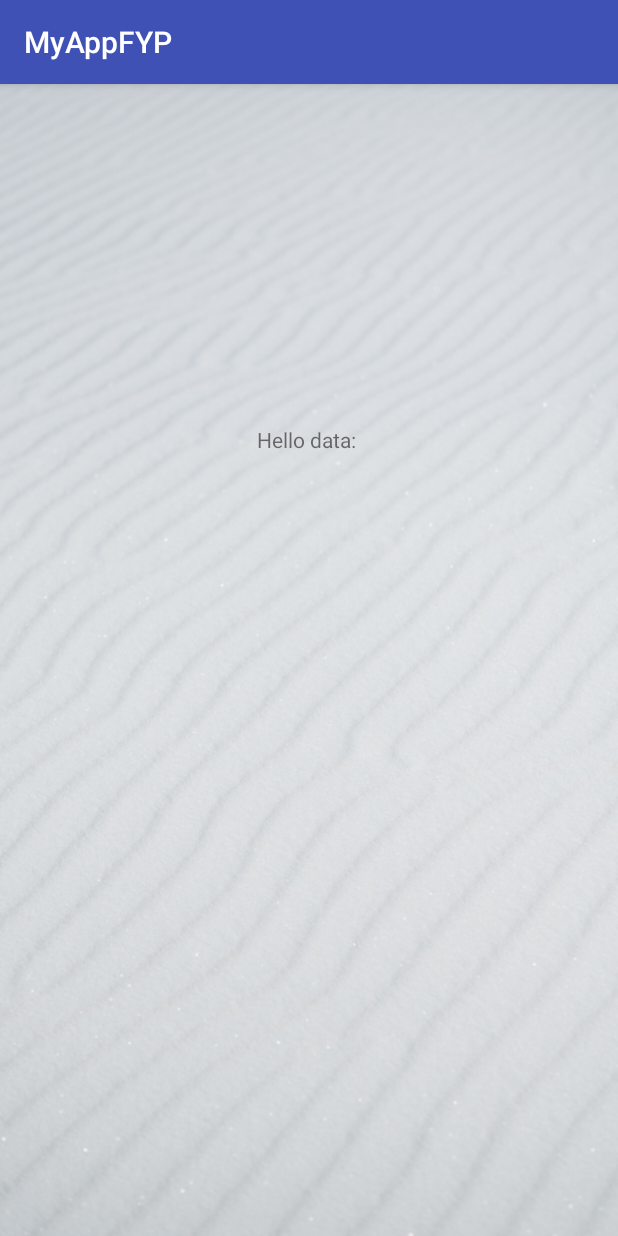
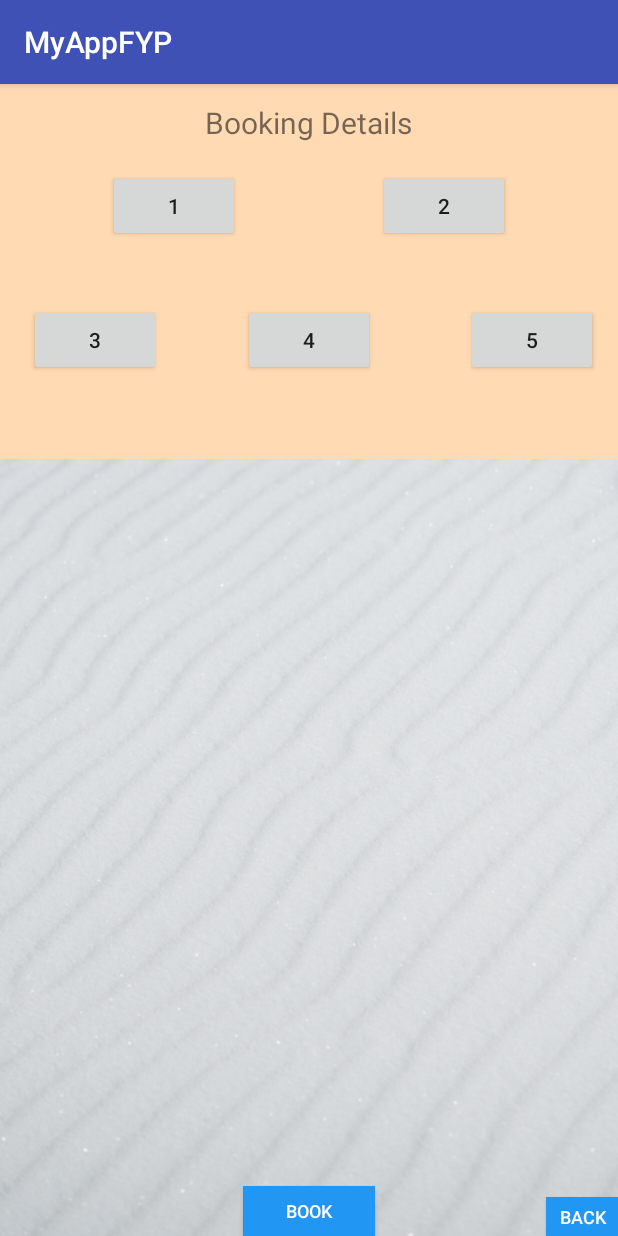
Before and after one commit to mrkoppy/MyAppFYP2, an Android app: the my_available_trip_insidedata screen opened directly, with no data from a screen before it, on a phone screen of 412 x 824 dp. Run offline under Robolectric (Android 15) with nearby library versions, the light colour scheme and no system bars; 1 statement that could not run was skipped.

Commit message:
- inside my available trip data interface done - now left post data

```diff
--- a/app/src/main/java/com/example/mrkoppy/myappfyp/Availabletrip_adapter.java
+++ b/app/src/main/java/com/example/mrkoppy/myappfyp/Availabletrip_adapter.java
@@ -42,6 +42,7 @@ public class Availabletrip_adapter extends RecyclerView.Adapter<Availabletrip_ad
         holder.tv_availableRideTo = (TextView) view.findViewById(R.id.tv_availableRideTo);
         holder.tv_availableRideDate = (TextView) view.findViewById(R.id.tv_availableRideDate);
         holder.tv_availableRideEST = (TextView) view.findViewById(R.id.tv_availableRideEST);
+        holder.tv_availableRidePrice = (TextView)view.findViewById(R.id.tv_availableRidePrice);
 
         return holder;
     }
@@ -54,6 +55,7 @@ public class Availabletrip_adapter extends RecyclerView.Adapter<Availabletrip_ad
         holder.tv_availableRideTo.setText(post.To);
         holder.tv_availableRideDate.setText(post.Date);
         holder.tv_availableRideEST.setText(post.Est);
+        holder.tv_availableRidePrice.setText(post.Price);
 
         holder.itemView.setOnClickListener(new View.OnClickListener() {
             @Override
@@ -71,7 +73,7 @@ public class Availabletrip_adapter extends RecyclerView.Adapter<Availabletrip_ad
 
     class ViewHolder extends RecyclerView.ViewHolder {
 
-        public TextView tv_availableRideFrom,tv_availableRideTo,tv_availableRideDate,tv_availableRideEST;
+        public TextView tv_availableRideFrom,tv_availableRideTo,tv_availableRideDate,tv_availableRideEST,tv_availableRidePrice;
 
         public ViewHolder(View itemView) {
             super(itemView);
--- a/app/src/main/java/com/example/mrkoppy/myappfyp/BgWorker_availableride.java
+++ b/app/src/main/java/com/example/mrkoppy/myappfyp/BgWorker_availableride.java
@@ -67,8 +67,8 @@ public class BgWorker_availableride extends AsyncTask<Void,Post_availabletrip,Vo
                 JSONObject jsonObject1 = jsonArray.getJSONObject(count);
                 count++;
                 Post_availabletrip post_availabletrip = new Post_availabletrip(jsonObject1.getString("Start_name"),
-                        jsonObject1.getString("End_name"),jsonObject1.getString("Latstart_location"),
-                        jsonObject1.getString("Lngstart_location"));
+                        jsonObject1.getString("End_name"),jsonObject1.getString("DateNTime"),
+                        jsonObject1.getString("Seats_left"),jsonObject1.getString("Price"));
                 publishProgress(post_availabletrip);
             }
 
--- a/app/src/main/java/com/example/mrkoppy/myappfyp/Post_availabletrip.java
+++ b/app/src/main/java/com/example/mrkoppy/myappfyp/Post_availabletrip.java
@@ -8,13 +8,15 @@ public class Post_availabletrip implements Serializable{
     public String To;
     public String Date;
     public String Est;
+    public String Price;
 
     /*Constructor for data to be passed from database*/
-    public Post_availabletrip(String From, String To, String Date, String Est) {
+    public Post_availabletrip(String From, String To, String Date, String Est, String Price) {
         this.From = From;
         this.To = To;
         this.Date = Date;
         this.Est = Est;
+        this.Price = Price;
     }
 
 }
--- a/app/src/main/java/com/example/mrkoppy/myappfyp/my_available_trip_insidedata.java
+++ b/app/src/main/java/com/example/mrkoppy/myappfyp/my_available_trip_insidedata.java
@@ -1,8 +1,10 @@
 package com.example.mrkoppy.myappfyp;
 
+import android.content.Intent;
 import android.os.Bundle;
 import android.support.v7.app.AppCompatActivity;
 import android.util.Log;
+import android.view.View;
 
 public class my_available_trip_insidedata extends AppCompatActivity {
 
@@ -15,4 +17,12 @@ public class my_available_trip_insidedata extends AppCompatActivity {
         Log.i("sdsddsds", post.From);
     }
 
+    public void btn_book(View view){
+
+    }
+
+    public void btn_back(View view){
+        Intent intent = new Intent(this, trip.class);
+        startActivity(intent);
+    }
 }
--- a/app/src/main/res/layout/my_available_trip_insidedata.xml
+++ b/app/src/main/res/layout/my_available_trip_insidedata.xml
@@ -1,17 +1,106 @@
 <?xml version="1.0" encoding="utf-8"?>
-<RelativeLayout xmlns:android="http://schemas.android.com/apk/res/android"
+<RelativeLayout
+    xmlns:android="http://schemas.android.com/apk/res/android"
     android:layout_width="match_parent"
     android:layout_height="match_parent"
     xmlns:tools="http://schemas.android.com/tools"
     android:background="@drawable/bg2"
     tools:context=".my_available_trip_insidedata">
 
-    <TextView
-        android:id="@+id/textView"
-        android:layout_width="wrap_content"
+    <RelativeLayout
+        android:layout_width="match_parent"
+        android:layout_height="250dp"
+        android:background="#ffdab3">
+
+        <Button
+            android:id="@+id/button7"
+            android:layout_width="wrap_content"
+            android:layout_height="wrap_content"
+            android:layout_alignParentStart="true"
+            android:layout_alignTop="@+id/button8"
+            android:layout_marginStart="72dp"
+            android:text="1" />
+
+        <Button
+            android:id="@+id/button8"
+            android:layout_width="wrap_content"
+            android:layout_height="wrap_content"
+            android:layout_alignParentEnd="true"
+            android:layout_alignParentTop="true"
+            android:layout_marginEnd="72dp"
+            android:layout_marginTop="57dp"
+            android:text="2" />
+
+        <Button
+            android:id="@+id/button9"
+            android:layout_width="wrap_content"
+            android:layout_height="wrap_content"
+            android:layout_alignParentBottom="true"
+            android:layout_alignParentStart="true"
+            android:layout_marginBottom="55dp"
+            android:layout_marginStart="19dp"
+            android:text="3" />
+
+        <Button
+            android:id="@+id/button11"
+            android:layout_width="wrap_content"
+            android:layout_height="wrap_content"
+            android:layout_alignTop="@+id/button9"
+            android:layout_centerHorizontal="true"
+            android:text="4" />
+
+        <Button
+            android:id="@+id/button10"
+            android:layout_width="wrap_content"
+            android:layout_height="wrap_content"
+            android:layout_alignParentEnd="true"
+            android:layout_alignTop="@+id/button9"
+            android:layout_marginEnd="13dp"
+            android:text="5" />
+
+        <TextView
+            android:id="@+id/textView"
+            android:layout_width="wrap_content"
+            android:layout_height="wrap_content"
+            android:layout_alignParentTop="true"
+            android:layout_centerHorizontal="true"
+            android:layout_marginTop="12dp"
+            android:text="Booking Details"
+            android:textSize="20sp"/>
+
+    </RelativeLayout>
+
+    <RelativeLayout
+        android:id="@+id/RLBottomDirectBD"
+        android:layout_width="match_parent"
         android:layout_height="wrap_content"
-        android:layout_alignParentTop="true"
-        android:layout_centerHorizontal="true"
-        android:layout_marginTop="227dp"
-        android:text="Hello data: " />
+        android:layout_below="@+id/RLBookingDetails">
+
+        <Button
+            android:id="@+id/btn_mydrivergoBD"
+            android:layout_width="wrap_content"
+            android:layout_height="33dp"
+            android:background="#2196F3"
+            android:onClick="btn_book"
+            android:text="Book"
+            android:textColor="#fff"
+            android:layout_centerHorizontal="true"
+            android:textSize="12sp"
+            android:layout_alignParentBottom="true"/>
+
+        <Button
+            android:id="@+id/btnRedMMMydriver_cr_routeBD"
+            android:layout_width="48dp"
+            android:layout_height="26dp"
+            android:layout_alignParentBottom="true"
+            android:layout_alignParentEnd="true"
+            android:background="#2196F3"
+            android:onClick="btn_back"
+            android:text="Back"
+            android:textColor="#fff"
+            android:textSize="12sp"
+            android:layout_alignParentRight="true" />
+
+    </RelativeLayout>
+
 </RelativeLayout>
--- a/app/src/main/res/layout/my_rider_booking.xml
+++ b/app/src/main/res/layout/my_rider_booking.xml
@@ -169,6 +169,7 @@
             android:layout_toRightOf="@+id/tvPrice1">
 
             <TextView
+                android:id="@+id/tv_availableRidePrice"
                 android:layout_width="wrap_content"
                 android:layout_height="wrap_content"
                 android:layout_alignParentBottom="true"
```
